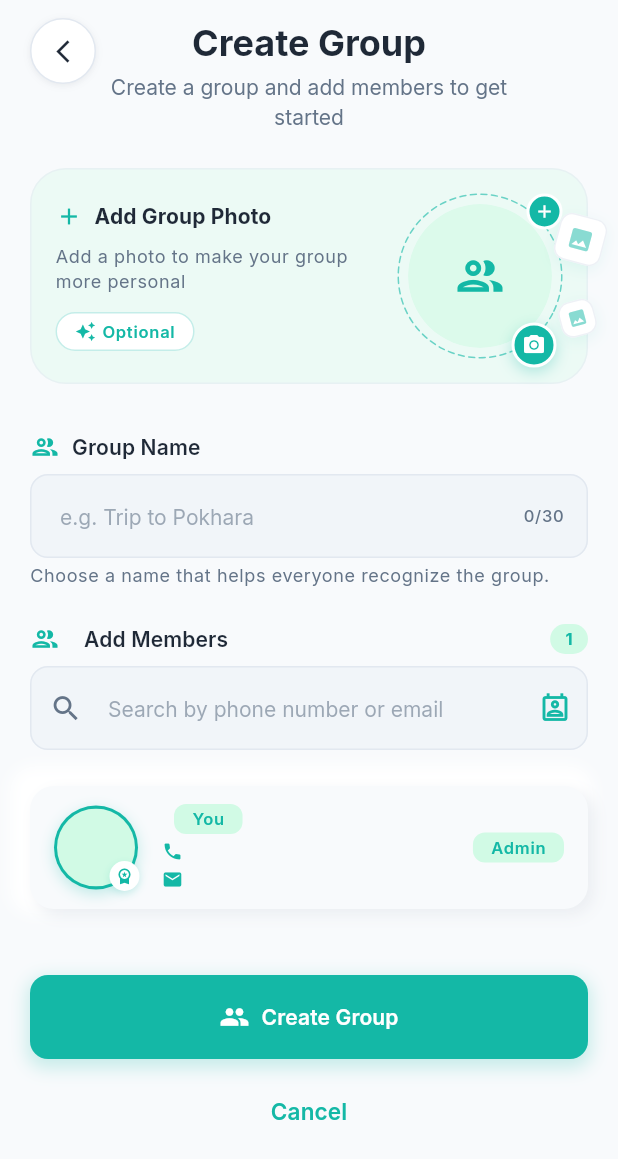
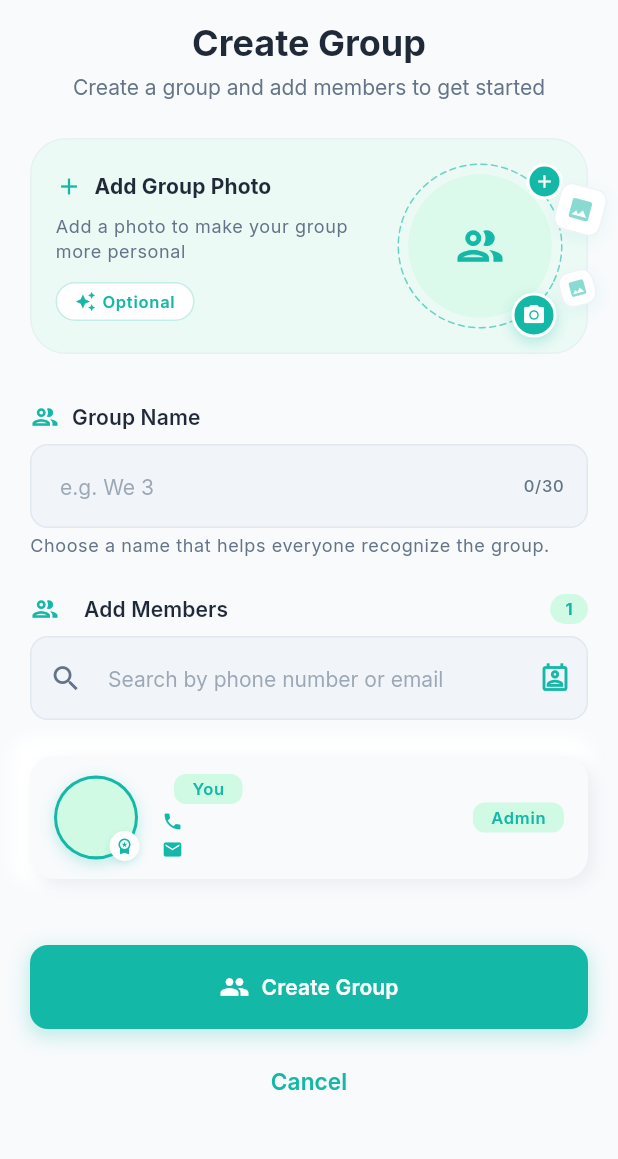
Before and after one commit to ishankanaujiya/smart_bill_manager_app, a Flutter app: the CreateGroupScreen screen opened directly, on a phone screen of 412 x 824 dp. Shown: the top 1159 px of the screen. Run offline on Flutter 3.47's test engine with Material 3 defaults, Android fonts, the phone set to English and light mode, and no system bars; our stand-ins replace cloud_firestore, country_picker, firebase_auth, firebase_core, flutter_riverpod, flutter_secure_storage and 3 more; missing offline and left inert: onesignal_flutter; accounts and stored records are empty.

Commit message:
fix(ui): improve animations and refine create group screen

```diff
--- a/lib/features/expenses/presentation/widget/payment_options_card.dart
+++ b/lib/features/expenses/presentation/widget/payment_options_card.dart
@@ -844,8 +844,8 @@ class _AccountIdFieldState extends State<_AccountIdField> {
 
   String get _hint {
     return switch (widget.method) {
-      BillPaymentMethod.esewa => 'Starts with 98 or 97',
-      BillPaymentMethod.khalti => 'Starts with 98 or 97',
+      BillPaymentMethod.esewa => '98XXXXXXXX',
+      BillPaymentMethod.khalti => '98XXXXXXXX',
       BillPaymentMethod.bank => 'Enter account number',
     };
   }
--- a/lib/features/groups/presentation/view/create_group_screen.dart
+++ b/lib/features/groups/presentation/view/create_group_screen.dart
@@ -406,29 +406,7 @@ class _CreateGroupScreenState extends ConsumerState<CreateGroupScreen>
   }
 
   Widget _buildHeader(ColorScheme colorScheme, bool isDark) {
-    return Row(
-      crossAxisAlignment: CrossAxisAlignment.start,
-      children: [
-        _AnimatedTapScale(
-          onTap: () => Navigator.of(context).maybePop(),
-          child: Container(
-            width: 44,
-            height: 44,
-            decoration: BoxDecoration(
-              color: colorScheme.surface,
-              shape: BoxShape.circle,
-              border: Border.all(color: colorScheme.outlineVariant),
-              boxShadow: isDark ? AppShadows.xsDark : AppShadows.xsLight,
-            ),
-            child: Icon(
-              Icons.arrow_back_ios_new,
-              color: colorScheme.onSurface,
-              size: 18,
-            ),
-          ),
-        ),
-        Expanded(
-          child: Column(
+    return Column(
       children: [
         Text(
           'Create Group',
@@ -446,10 +424,6 @@ class _CreateGroupScreenState extends ConsumerState<CreateGroupScreen>
           ),
           textAlign: TextAlign.center,
         ),
-            ],
-          ),
-        ),
-        const SizedBox(width: 44),
       ],
     );
   }
@@ -793,7 +767,7 @@ class _CreateGroupScreenState extends ConsumerState<CreateGroupScreen>
       textInputAction: TextInputAction.done,
       maxLength: _maxGroupNameLength,
       decoration: InputDecoration(
-        hintText: 'e.g. Trip to Pokhara',
+        hintText: 'e.g. We 3',
         contentPadding: const EdgeInsets.symmetric(
           horizontal: AppSpacing.lg,
           vertical: AppSpacing.lg,
```
Also changed, not shown: lib/features/dashboard/presentation/view/home_screen.dart (+12 -12 lines). Lines whose indentation alone changed are shown as unchanged.
